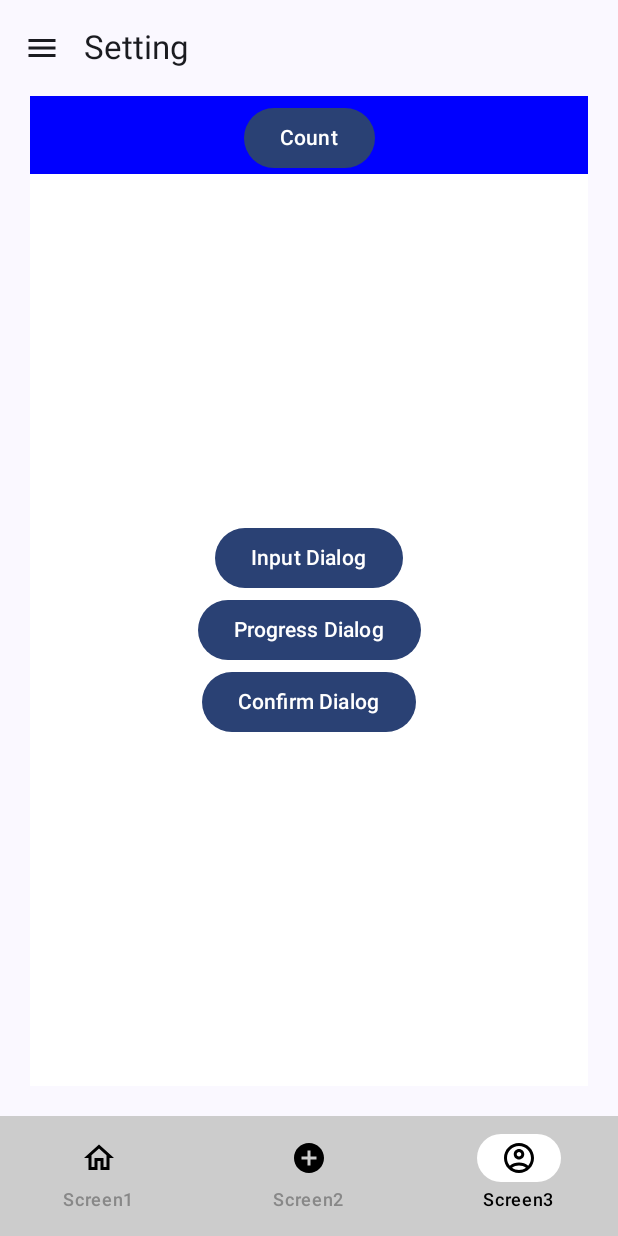
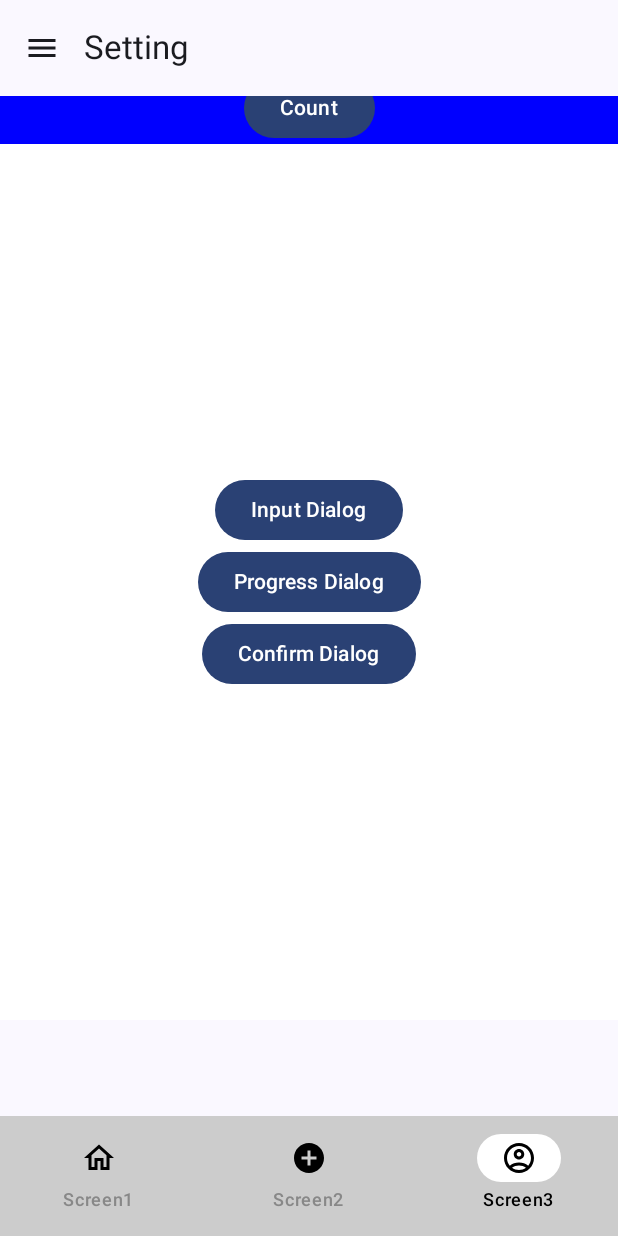
Before and after one commit to bakabaka102/BakaBakaComposeApp, an Android app built with Jetpack Compose: the SettingScreen screen opened through its navigation route, item 3 of the bottom bar chosen, on a phone screen of 412 x 824 dp. Run offline under Robolectric (Android 15) with nearby library versions, the phone set to English and light mode, and no system bars; our stand-ins replace livedata-compose.

Commit message:
Some updates

```diff
--- a/app/src/main/java/com/baka/composeapp/ui/bottomnavigation/BottomNavigationBar.kt
+++ b/app/src/main/java/com/baka/composeapp/ui/bottomnavigation/BottomNavigationBar.kt
@@ -12,7 +12,6 @@ import androidx.compose.ui.graphics.Color
 import androidx.navigation.NavGraph.Companion.findStartDestination
 import androidx.navigation.NavHostController
 import androidx.navigation.compose.currentBackStackEntryAsState
-import hn.single.ticktok.ui.bottomnavigation.BottomNavigationItems
 
 @Composable
 fun BottomNavigationBar(
--- a/app/src/main/java/com/baka/composeapp/ui/bottomnavigation/BottomNavigationItems.kt
+++ b/app/src/main/java/com/baka/composeapp/ui/bottomnavigation/BottomNavigationItems.kt
@@ -1,4 +1,4 @@
-package hn.single.ticktok.ui.bottomnavigation
+package com.baka.composeapp.ui.bottomnavigation
 
 import androidx.compose.material.icons.Icons
 import androidx.compose.material.icons.outlined.AccountCircle
--- a/app/src/main/java/com/baka/composeapp/ui/bottomnavigation/NavigationGraph.kt
+++ b/app/src/main/java/com/baka/composeapp/ui/bottomnavigation/NavigationGraph.kt
@@ -1,36 +1,28 @@
 package com.baka.composeapp.ui.bottomnavigation
 
+import androidx.compose.foundation.layout.PaddingValues
 import androidx.compose.runtime.Composable
 import androidx.navigation.NavHostController
 import androidx.navigation.compose.NavHost
 import androidx.navigation.compose.composable
-import hn.single.ticktok.ui.bottomnavigation.BottomNavigationItems
 
 @Composable
 fun NavigationGraph(
     navController: NavHostController,
+    innerPadding: PaddingValues,
 ) {
     NavHost(navController, startDestination = BottomNavigationItems.Screen1.route) {
-        /*composable(Screens.Setting.route) {
-            onBottomBarVisibilityChanged(false)
-            Screens.Setting.route
-        }*/
         composable(BottomNavigationItems.Screen1.route) {
             BottomNavigationItems.Screen1
-            Screen1()
+            Screen1(innerPadding)
         }
         composable(BottomNavigationItems.Screen2.route) {
             BottomNavigationItems.Screen2
-            Screen2()
+            Screen2(innerPadding)
         }
         composable(BottomNavigationItems.Screen3.route) {
             BottomNavigationItems.Screen3
-            Screen3()
+            Screen3(innerPadding)
         }
     }
 }
-
-/*
-sealed class Routes(val route: String) {
-    data object Welcome : Routes("welcomeScreen")
-}*/
--- a/app/src/main/java/com/baka/composeapp/ui/bottomnavigation/Screen1.kt
+++ b/app/src/main/java/com/baka/composeapp/ui/bottomnavigation/Screen1.kt
@@ -4,7 +4,7 @@ import android.util.Log
 import androidx.compose.foundation.background
 import androidx.compose.foundation.layout.Arrangement
 import androidx.compose.foundation.layout.Column
-import androidx.compose.foundation.layout.Spacer
+import androidx.compose.foundation.layout.PaddingValues
 import androidx.compose.foundation.layout.fillMaxSize
 import androidx.compose.foundation.layout.padding
 import androidx.compose.material3.Button
@@ -17,7 +17,6 @@ import androidx.compose.runtime.remember
 import androidx.compose.ui.Alignment
 import androidx.compose.ui.Modifier
 import androidx.compose.ui.graphics.Color
-import androidx.compose.ui.unit.dp
 import androidx.compose.ui.unit.sp
 import androidx.lifecycle.viewmodel.compose.viewModel
 import com.baka.composeapp.ui.dialog.DialogInput
@@ -26,11 +25,11 @@ import com.baka.composeapp.ui.dialog.ShowConfirmDialog
 import com.baka.composeapp.ui.drawermenu.HomeViewModel
 
 @Composable
-fun Screen1() {
+fun Screen1(innerPadding: PaddingValues) {
     val viewModel = viewModel<HomeViewModel>()
-    Spacer(modifier = Modifier.padding(top =  64.dp))
     Column(
         modifier = Modifier
+            .padding(innerPadding)
             .fillMaxSize()
             .background(Color.Red),
         verticalArrangement = Arrangement.Center,
--- a/app/src/main/java/com/baka/composeapp/ui/bottomnavigation/Screen2.kt
+++ b/app/src/main/java/com/baka/composeapp/ui/bottomnavigation/Screen2.kt
@@ -4,6 +4,7 @@ import android.util.Log
 import androidx.compose.foundation.background
 import androidx.compose.foundation.layout.Arrangement
 import androidx.compose.foundation.layout.Column
+import androidx.compose.foundation.layout.PaddingValues
 import androidx.compose.foundation.layout.fillMaxSize
 import androidx.compose.foundation.layout.padding
 import androidx.compose.material3.Button
@@ -16,7 +17,6 @@ import androidx.compose.runtime.remember
 import androidx.compose.ui.Alignment
 import androidx.compose.ui.Modifier
 import androidx.compose.ui.graphics.Color
-import androidx.compose.ui.unit.dp
 import androidx.compose.ui.unit.sp
 import androidx.lifecycle.viewmodel.compose.viewModel
 import com.baka.composeapp.ui.dialog.DialogInput
@@ -25,18 +25,16 @@ import com.baka.composeapp.ui.dialog.ShowConfirmDialog
 import com.baka.composeapp.ui.drawermenu.HomeViewModel
 
 @Composable
-fun Screen2() {
+fun Screen2(innerPadding: PaddingValues,) {
     val viewModel = viewModel<HomeViewModel>()
     Column(
         modifier = Modifier
-            .padding(20.dp)
+            .padding(innerPadding)
             .fillMaxSize()
             .background(Color.Cyan),
         verticalArrangement = Arrangement.Center,
         horizontalAlignment = Alignment.CenterHorizontally
     ) {
-
-
         val count: State<Int?> = viewModel.count.observeAsState()
 
         Text(
--- a/app/src/main/java/com/baka/composeapp/ui/bottomnavigation/Screen3.kt
+++ b/app/src/main/java/com/baka/composeapp/ui/bottomnavigation/Screen3.kt
@@ -4,6 +4,7 @@ import android.util.Log
 import androidx.compose.foundation.background
 import androidx.compose.foundation.layout.Arrangement
 import androidx.compose.foundation.layout.Column
+import androidx.compose.foundation.layout.PaddingValues
 import androidx.compose.foundation.layout.fillMaxSize
 import androidx.compose.foundation.layout.padding
 import androidx.compose.material3.Button
@@ -16,7 +17,6 @@ import androidx.compose.runtime.remember
 import androidx.compose.ui.Alignment
 import androidx.compose.ui.Modifier
 import androidx.compose.ui.graphics.Color
-import androidx.compose.ui.unit.dp
 import androidx.compose.ui.unit.sp
 import androidx.lifecycle.viewmodel.compose.viewModel
 import com.baka.composeapp.ui.dialog.DialogInput
@@ -25,11 +25,11 @@ import com.baka.composeapp.ui.dialog.ShowConfirmDialog
 import com.baka.composeapp.ui.drawermenu.HomeViewModel
 
 @Composable
-fun Screen3() {
+fun Screen3(innerPadding: PaddingValues) {
     val viewModel = viewModel<HomeViewModel>()
     Column(
         modifier = Modifier
-            .padding(20.dp)
+            .padding(innerPadding)
             .fillMaxSize()
             .background(Color.Blue),
         verticalArrangement = Arrangement.Center,
--- a/app/src/main/java/com/baka/composeapp/ui/drawermenu/NavigationGraph.kt
+++ b/app/src/main/java/com/baka/composeapp/ui/drawermenu/NavigationGraph.kt
@@ -14,7 +14,7 @@ import com.baka.composeapp.ui.drawermenu.screen.SettingScreen
 @Composable
 fun SetUpNavGraph(
     navController: NavHostController,
-    innerPadding: PaddingValues
+    innerPadding: PaddingValues,
 ) {
     NavHost(
         navController = navController,
--- a/app/src/main/java/com/baka/composeapp/ui/drawermenu/screen/SettingScreen.kt
+++ b/app/src/main/java/com/baka/composeapp/ui/drawermenu/screen/SettingScreen.kt
@@ -2,7 +2,6 @@ package com.baka.composeapp.ui.drawermenu.screen
 
 import androidx.compose.foundation.background
 import androidx.compose.foundation.layout.Arrangement
-import androidx.compose.foundation.layout.Box
 import androidx.compose.foundation.layout.Column
 import androidx.compose.foundation.layout.PaddingValues
 import androidx.compose.foundation.layout.fillMaxSize
@@ -42,15 +41,12 @@ fun SettingScreen(innerPadding: PaddingValues) {
         bottomBar = {
             BottomNavigationBar(
                 navController = navController,
-                modifier = Modifier
+                modifier = Modifier.padding(innerPadding),
             )
         }) { paddingValues ->
-        Box(
-            modifier = Modifier.padding(paddingValues)
-        ) {
-            NavigationGraph(
-                navController = navController,
-            )
-        }
+        NavigationGraph(
+            navController = navController,
+            innerPadding = paddingValues,
+        )
     }
 }
--- a/gradle/libs.versions.toml
+++ b/gradle/libs.versions.toml
@@ -1,5 +1,5 @@
 [versions]
-agp = "8.5.0"
+agp = "8.5.2"
 kotlin = "1.9.0"
 coreKtx = "1.13.1"
 junit = "4.13.2"
```
Also changed, not shown: app/src/main/java/com/baka/composeapp/ui/drawermenu/screen/HomeTab.kt (deleted, +0 -56 lines), app/src/main/java/com/baka/composeapp/ui/drawermenu/screen/NotificationScreen.kt (+7 -1 lines).
